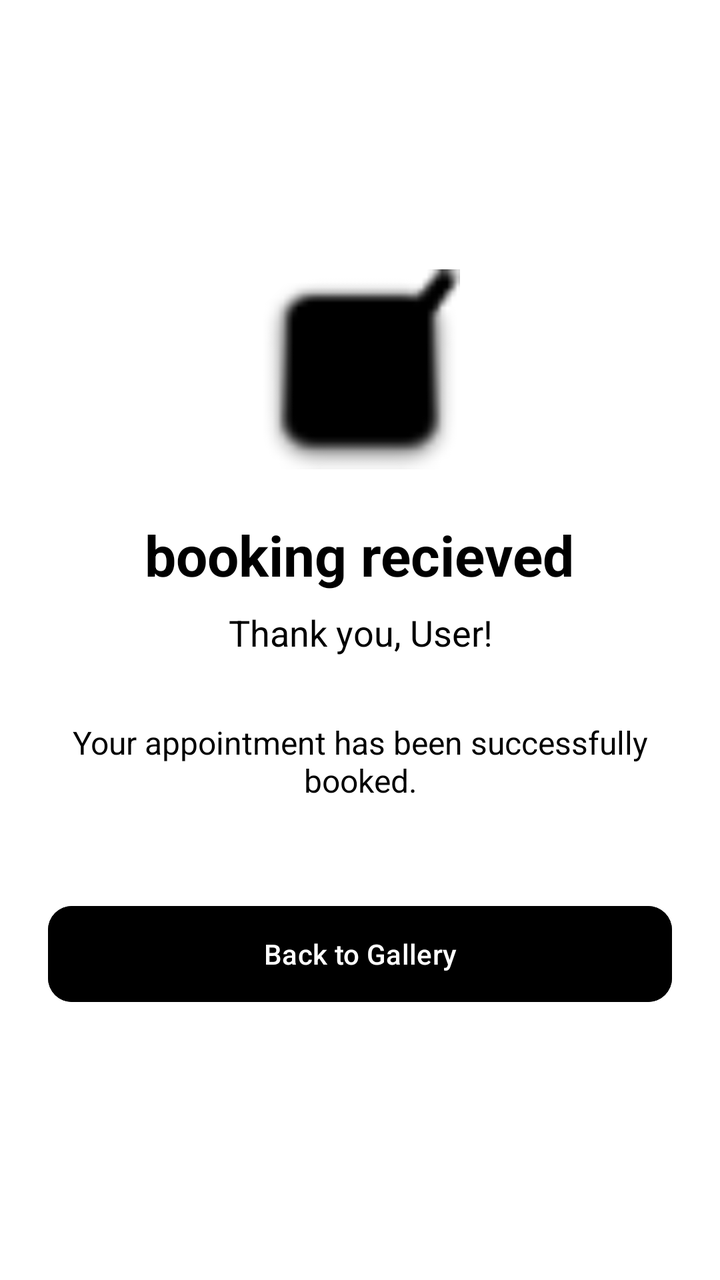
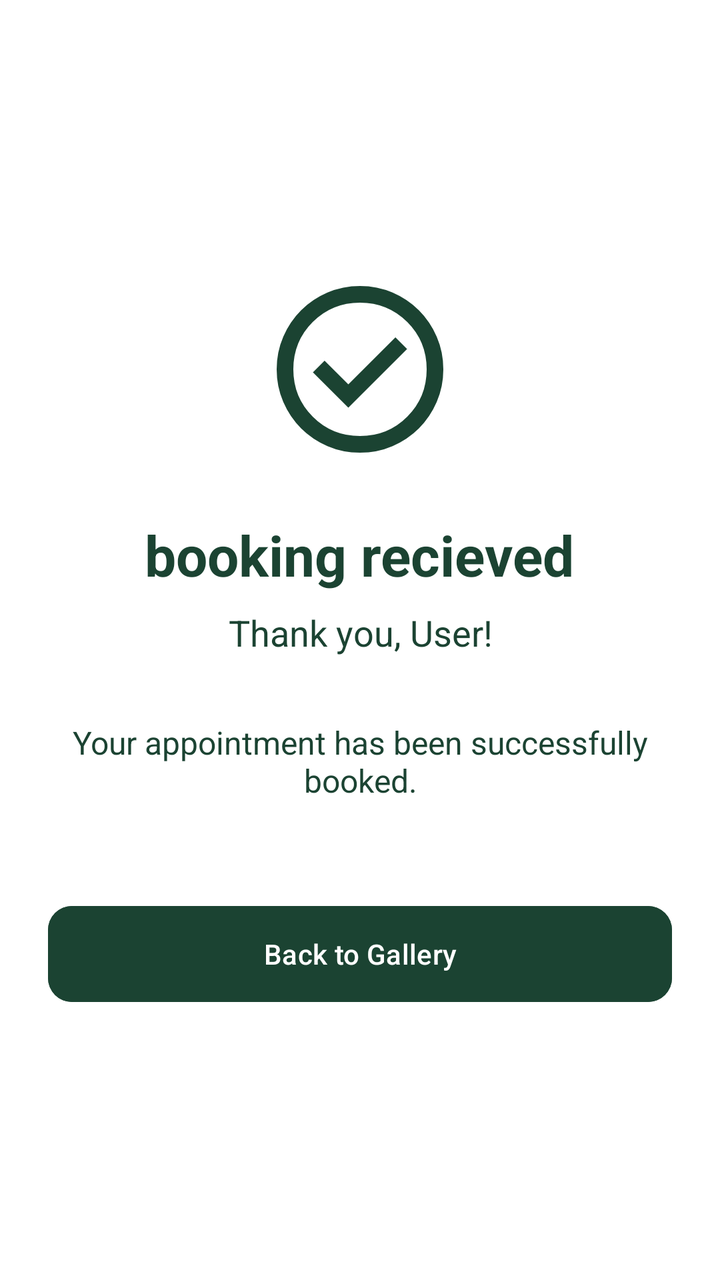

Before-and-after screenshots of an Android layout around one commit, followed by the original layout XML and the change that was made.
<!-- AndroidManifest.xml: application theme Theme.Moes -->
<!-- res/layout/activity_booking_confirmation.xml -->
<?xml version="1.0" encoding="utf-8"?>
<LinearLayout xmlns:android="http://schemas.android.com/apk/res/android"
    xmlns:app="http://schemas.android.com/apk/res-auto"
    android:layout_width="match_parent"
    android:layout_height="match_parent"
    android:gravity="center"
    android:orientation="vertical"
    android:padding="24dp"
    android:background="@color/white">

    <ImageView
        android:layout_width="100dp"
        android:layout_height="100dp"
        android:src="@android:drawable/checkbox_on_background"
        app:tint="@color/black"
        android:layout_marginBottom="24dp" />

    <TextView
        android:id="@+id/tvBookingReceived"
        android:layout_width="wrap_content"
        android:layout_height="wrap_content"
        android:text="booking recieved"
        android:textColor="@color/black"
        android:textSize="28sp"
        android:textStyle="bold"
        android:layout_marginBottom="8dp" />

    <TextView
        android:id="@+id/tvThankYou"
        android:layout_width="wrap_content"
        android:layout_height="wrap_content"
        android:text="Thank you, User!"
        android:textColor="@color/black"
        android:textSize="18sp"
        android:layout_marginBottom="32dp"
        android:gravity="center" />

    <TextView
        android:layout_width="wrap_content"
        android:layout_height="wrap_content"
        android:text="Your appointment has been successfully booked."
        android:textColor="@color/black"
        android:textSize="16sp"
        android:layout_marginBottom="48dp"
        android:gravity="center" />

    <Button
        android:id="@+id/btnBackToGallery"
        android:layout_width="match_parent"
        android:layout_height="56dp"
        android:text="Back to Gallery"
        android:backgroundTint="@color/black"
        android:textColor="@color/white"
        app:cornerRadius="12dp" />

</LinearLayout>
<!-- resources referenced by this layout -->
<resources>
  <color name="black">#000000</color>
  <color name="white">#FFFFFF</color>
  <style name="Theme.Moes" parent="Theme.Material3.DayNight.NoActionBar">
      
      <item name="colorPrimary">@color/moes_forest_green</item>
      <item name="colorOnPrimary">@color/moes_gold</item>
  
      
      <item name="colorSecondary">@color/moes_gold</item>
      <item name="colorOnSecondary">@color/white</item>
  
      
      <item name="android:windowBackground">@color/moes_cream</item>
      <item name="android:statusBarColor">@color/moes_dark_header</item>
  </style>
  <color name="moes_forest_green">#1B4332</color>
  <color name="moes_gold">#C69C35</color>
  <color name="moes_cream">#FDFCF0</color>
  <color name="moes_dark_header">#121212</color>
</resources>

<!-- the commit's change to res/layout/activity_booking_confirmation.xml (unified diff, before → after) -->
@@ -11,8 +11,8 @@
     <ImageView
         android:layout_width="100dp"
         android:layout_height="100dp"
-        android:src="@android:drawable/checkbox_on_background"
-        app:tint="@color/black"
+        android:src="@drawable/bg_status_confirmed"
+        app:tint="@color/moes_forest_green"
         android:layout_marginBottom="24dp" />
 
     <TextView
@@ -20,7 +20,7 @@
         android:layout_width="wrap_content"
         android:layout_height="wrap_content"
         android:text="booking recieved"
-        android:textColor="@color/black"
+        android:textColor="@color/moes_forest_green"
         android:textSize="28sp"
         android:textStyle="bold"
         android:layout_marginBottom="8dp" />
@@ -30,7 +30,7 @@
         android:layout_width="wrap_content"
         android:layout_height="wrap_content"
         android:text="Thank you, User!"
-        android:textColor="@color/black"
+        android:textColor="@color/moes_forest_green"
         android:textSize="18sp"
         android:layout_marginBottom="32dp"
         android:gravity="center" />
@@ -39,7 +39,7 @@
         android:layout_width="wrap_content"
         android:layout_height="wrap_content"
         android:text="Your appointment has been successfully booked."
-        android:textColor="@color/black"
+        android:textColor="@color/moes_forest_green"
         android:textSize="16sp"
         android:layout_marginBottom="48dp"
         android:gravity="center" />
@@ -49,7 +49,7 @@
         android:layout_width="match_parent"
         android:layout_height="56dp"
         android:text="Back to Gallery"
-        android:backgroundTint="@color/black"
+        android:backgroundTint="@color/moes_forest_green"
         android:textColor="@color/white"
         app:cornerRadius="12dp" />
 
<!-- resource entries referenced after the edit -->
@@ -1,7 +1,12 @@
 <!-- resources referenced by this layout -->
 <resources>
-  <color name="black">#000000</color>
   <color name="white">#FFFFFF</color>
+  <!-- drawable bg_status_confirmed (drawable) -->
+  <vector xmlns:android="http://schemas.android.com/apk/res/android" android:height="24dp" android:tint="#000000" android:viewportHeight="960" android:viewportWidth="960" android:width="24dp">
+        
+      <path android:fillColor="@android:color/white" android:pathData="M424,664L706,382L650,326L424,552L310,438L254,494L424,664ZM480,880Q397,880 324,848.5Q251,817 197,763Q143,709 111.5,636Q80,563 80,480Q80,397 111.5,324Q143,251 197,197Q251,143 324,111.5Q397,80 480,80Q563,80 636,111.5Q709,143 763,197Q817,251 848.5,324Q880,397 880,480Q880,563 848.5,636Q817,709 763,763Q709,817 636,848.5Q563,880 480,880ZM480,800Q614,800 707,707Q800,614 800,480Q800,346 707,253Q614,160 480,160Q346,160 253,253Q160,346 160,480Q160,614 253,707Q346,800 480,800ZM480,480Q480,480 480,480Q480,480 480,480Q480,480 480,480Q480,480 480,480Q480,480 480,480Q480,480 480,480Q480,480 480,480Q480,480 480,480Z"/>
+      
+  </vector>
   <style name="Theme.Moes" parent="Theme.Material3.DayNight.NoActionBar">
       
       <item name="colorPrimary">@color/moes_forest_green</item>
